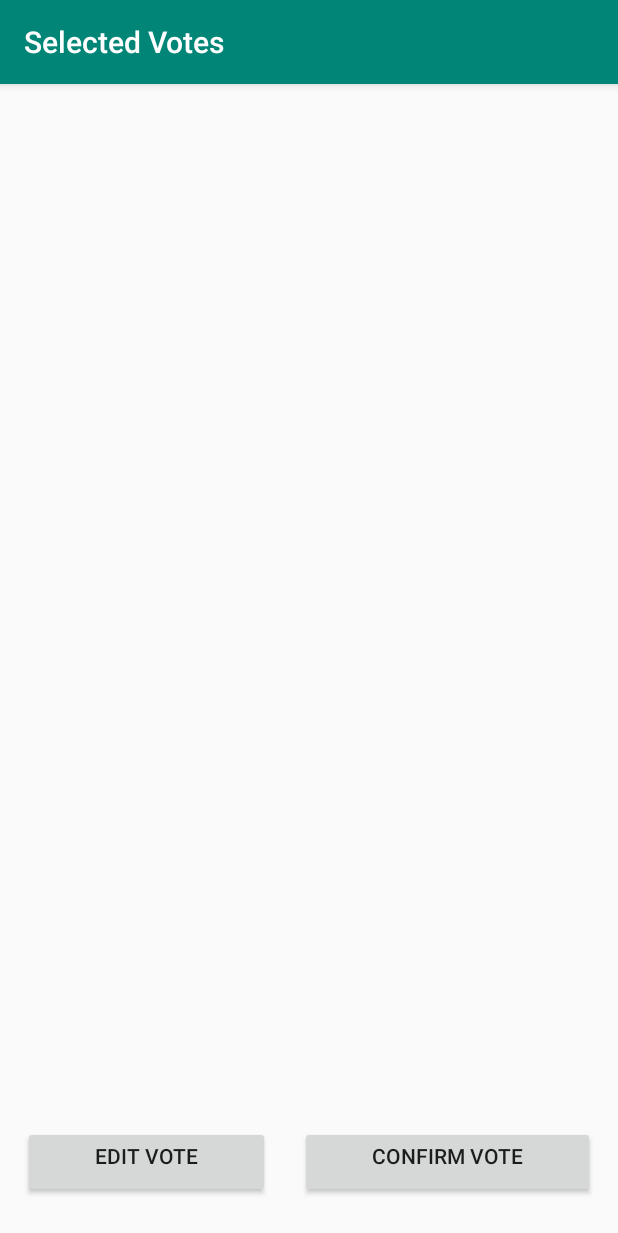
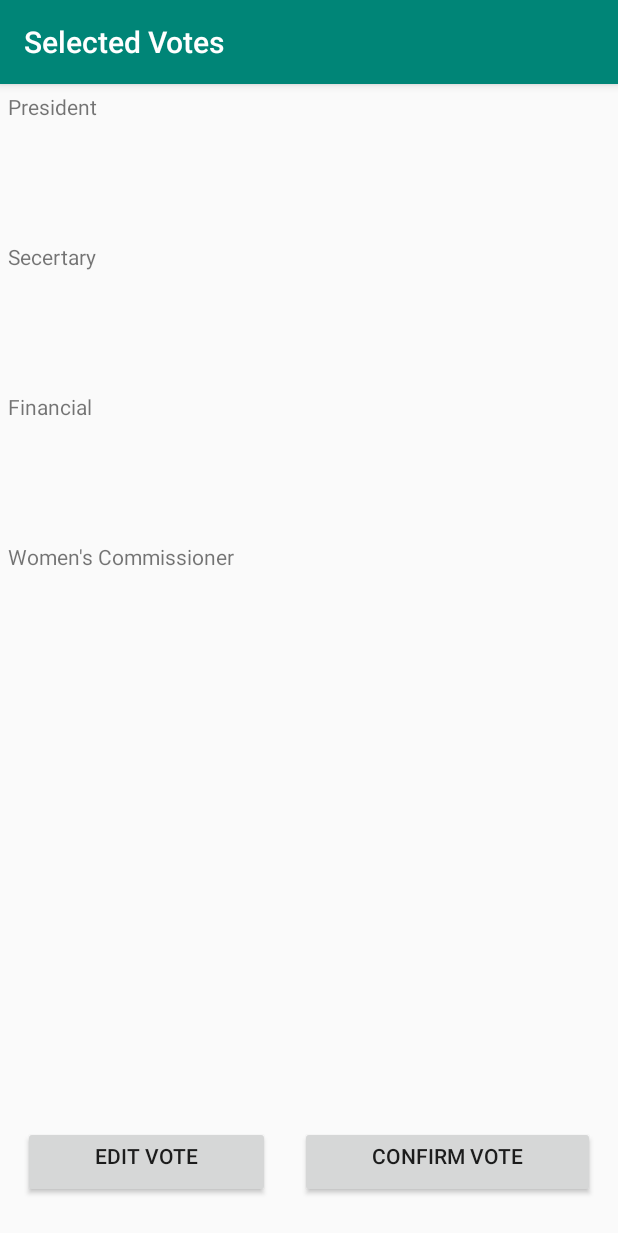
Before and after one commit to stefanmills/votingapp, an Android app: the SelectedVotes screen opened directly, with no data from a screen before it, on a phone screen of 412 x 824 dp. Shown: the top 1233 px of the screen. Run offline under Robolectric (Android 15) with nearby library versions, the phone set to English and light mode, and no system bars.

Commit message:
TEXTVIEW_AT_THE_END

```diff
--- a/app/src/main/res/layout/selectedvotes.xml
+++ b/app/src/main/res/layout/selectedvotes.xml
@@ -6,8 +6,34 @@
     android:padding="5dp"
   >
 
+ <TextView
+     android:layout_width="match_parent"
+     android:layout_height="100dp"
+     android:text="President"
+     android:id="@+id/txtPresident"
+     />
+    <TextView
+        android:layout_width="match_parent"
+        android:layout_height="100dp"
+        android:text="Secertary"
+        android:layout_below="@+id/txtPresident"
+        android:id="@+id/txtSecretary"
+        />
 
-
+    <TextView
+        android:layout_width="match_parent"
+        android:layout_height="100dp"
+        android:text="Financial"
+        android:layout_below="@+id/txtSecretary"
+        android:id="@+id/txtFinancial"
+        />
+    <TextView
+        android:layout_width="match_parent"
+        android:layout_height="100dp"
+        android:text="Women's Commissioner"
+        android:layout_below="@+id/txtFinancial"
+        android:id="@+id/txtWomen"
+        />
 
     <LinearLayout
         android:layout_alignParentBottom="true"
```
